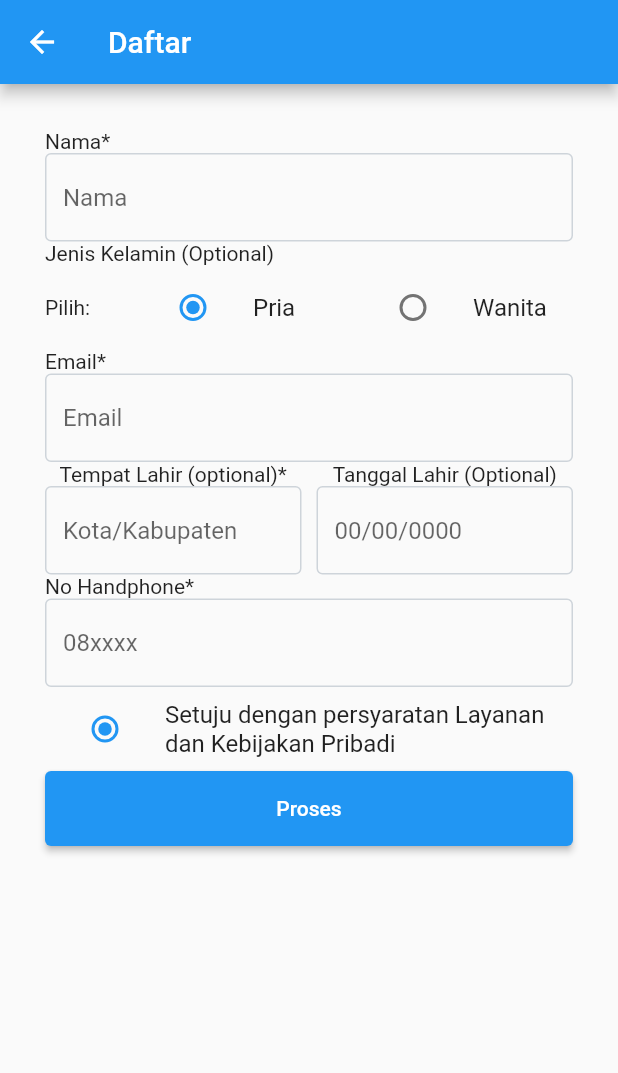
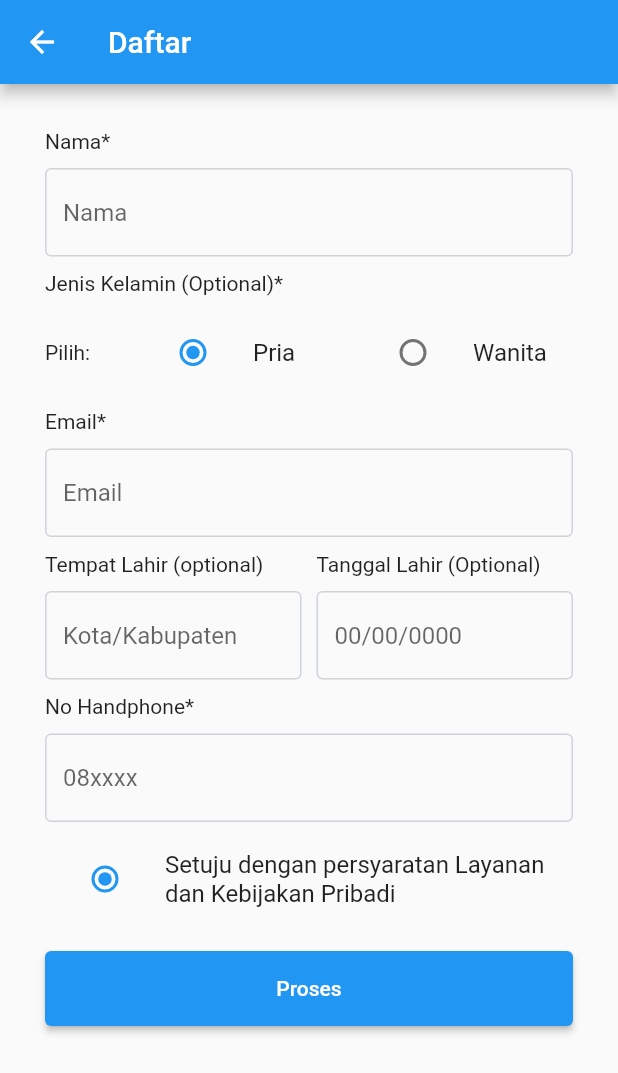
Before and after one commit to idwimeianto/utsapp, a Flutter app: the RegisterScreen screen opened directly, on a phone screen of 412 x 824 dp. Shown: the top 1073 px of the screen. Run offline on Flutter 3.47's test engine with Material 2 defaults, Android fonts, the phone set to English and light mode, and no system bars; our stand-ins replace font_awesome_flutter.

Commit message:
edit RegisterScreen() style

```diff
--- a/lib/register/register.dart
+++ b/lib/register/register.dart
@@ -40,10 +40,15 @@
       child: Column(
         crossAxisAlignment: CrossAxisAlignment.start,
         children: [
-          Column(
+          Container(
+            margin: EdgeInsets.only(bottom: 10),
+            child: Column(
               crossAxisAlignment: CrossAxisAlignment.start,
               children: [
-              Text('Nama*'),
+                Container(
+                  margin: EdgeInsets.only(bottom: 10),
+                  child: Text('Nama*'),
+                ),
                 TextFormField(
                   decoration: InputDecoration(
                     enabledBorder: OutlineInputBorder(
@@ -57,10 +62,16 @@
                 ),
               ],
             ),
-          Column(
+          ),
+          Container(
+            margin: EdgeInsets.only(bottom: 10),
+            child: Column(
               crossAxisAlignment: CrossAxisAlignment.start,
               children: [
-              Text('Jenis Kelamin (Optional)'),
+                Container(
+                  margin: EdgeInsets.only(bottom: 10),
+                  child: Text('Jenis Kelamin (Optional)*'),
+                ),
                 Container(
                   child: Row(
                     mainAxisAlignment: MainAxisAlignment.spaceBetween,
@@ -77,10 +88,16 @@
                 )
               ],
             ),
-          Column(
+          ),
+          Container(
+            margin: EdgeInsets.only(bottom: 10),
+            child: Column(
               crossAxisAlignment: CrossAxisAlignment.start,
               children: [
-              Text('Email*'),
+                Container(
+                  margin: EdgeInsets.only(bottom: 10),
+                  child: Text('Email*'),
+                ),
                 TextFormField(
                   decoration: InputDecoration(
                     enabledBorder: OutlineInputBorder(
@@ -94,12 +111,19 @@
                 ),
               ],
             ),
-          Row(
+          ),
+          Container(
+            margin: EdgeInsets.only(bottom: 10),
+            child: Row(
               children: [
                 Expanded(
                   child: Column(
+                    crossAxisAlignment: CrossAxisAlignment.start,
                     children: [
-                    Text('Tempat Lahir (optional)*'),
+                      Container(
+                        margin: EdgeInsets.only(bottom: 10),
+                        child: Text('Tempat Lahir (optional)'),
+                      ),
                       TextFormField(
                         decoration: InputDecoration(
                           enabledBorder: OutlineInputBorder(
@@ -119,8 +143,12 @@
                 ),
                 Expanded(
                   child: Column(
+                    crossAxisAlignment: CrossAxisAlignment.start,
                     children: [
-                    Text('Tanggal Lahir (Optional)'),
+                      Container(
+                        margin: EdgeInsets.only(bottom: 10),
+                        child: Text('Tanggal Lahir (Optional)'),
+                      ),
                       TextFormField(
                         decoration: InputDecoration(
                           enabledBorder: OutlineInputBorder(
@@ -137,10 +165,16 @@
                 ),
               ],
             ),
-          Column(
+          ),
+          Container(
+            margin: EdgeInsets.only(bottom: 10),
+            child: Column(
               crossAxisAlignment: CrossAxisAlignment.start,
               children: [
-              Text('No Handphone*'),
+                Container(
+                  margin: EdgeInsets.only(bottom: 10),
+                  child: Text('No Handphone*'),
+                ),
                 TextFormField(
                   decoration: InputDecoration(
                     enabledBorder: OutlineInputBorder(
@@ -154,15 +188,20 @@
                 ),
               ],
             ),
+          ),
           AgreementRadio(),
-          ElevatedButton(
+          Container(
+            margin: EdgeInsets.only(top: 20),
+            child: ElevatedButton(
               style: ElevatedButton.styleFrom(
                 minimumSize: const Size.fromHeight(50), // NEW
               ),
               onPressed: () {
-              Navigator.pushNamedAndRemoveUntil(context, '/home', (_) => false);
+                Navigator.pushNamedAndRemoveUntil(
+                    context, '/home', (_) => false);
               },
               child: const Text('Proses'),
+            ),
           ),
         ],
       ),
```
Lines whose indentation alone changed are shown as unchanged.
